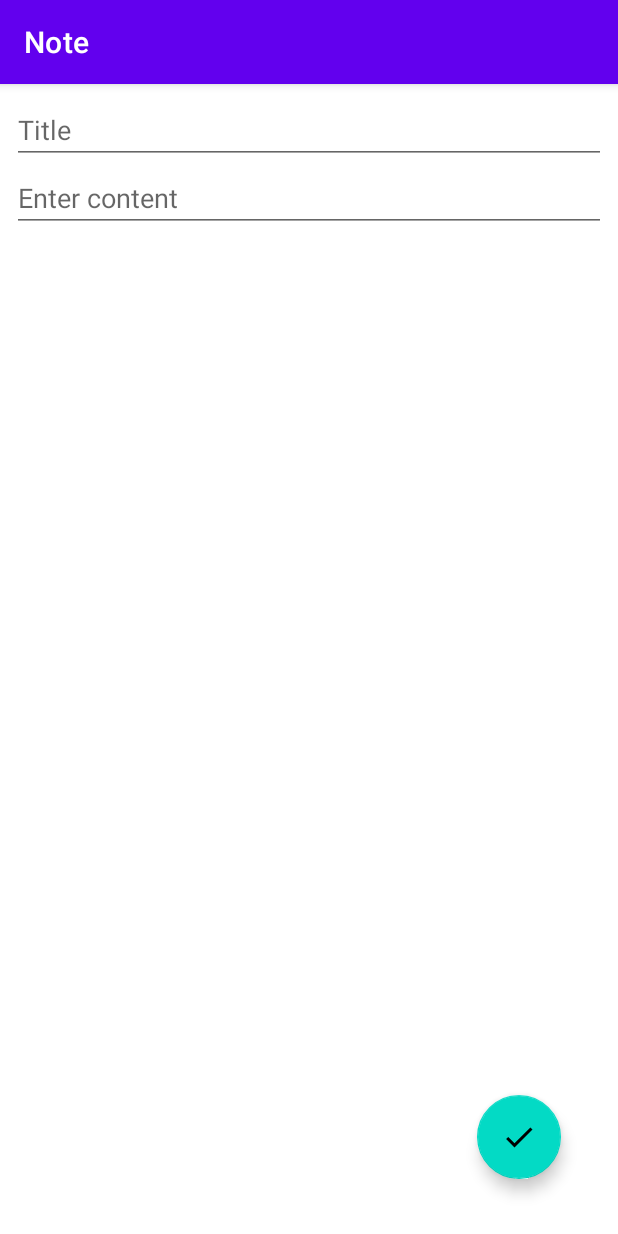
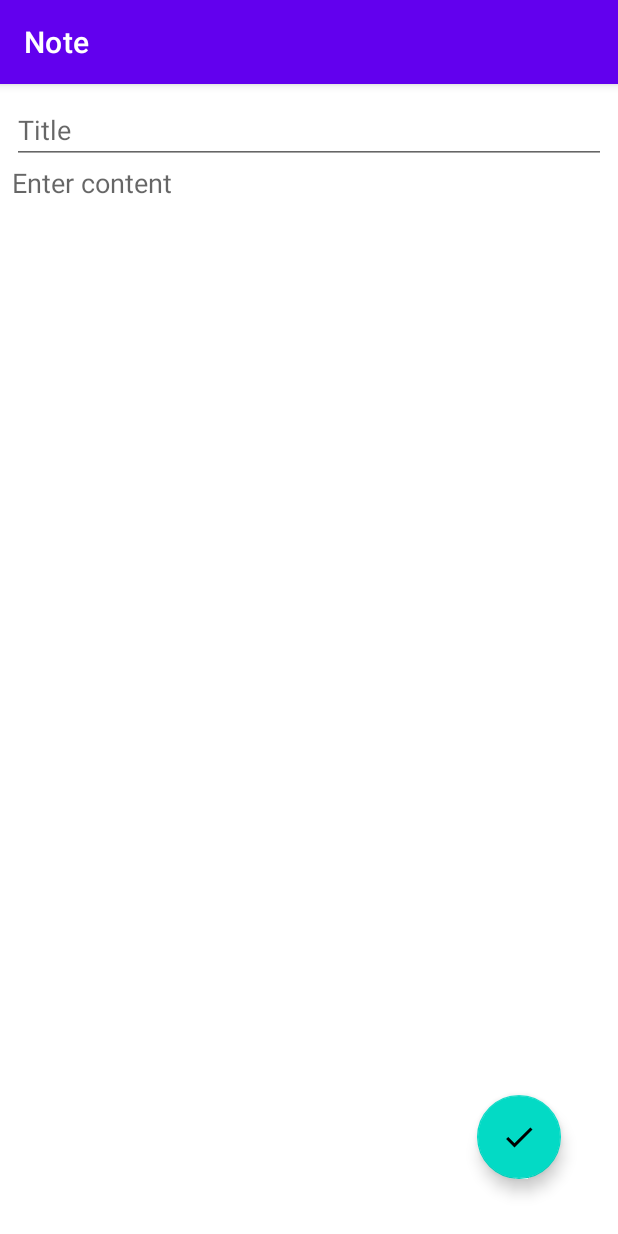
Before and after one commit to TuanTeo/Note, an Android app: the NoteNewItemFragment screen opened through its navigation route, on a phone screen of 412 x 824 dp. Run offline under Robolectric (Android 15) with nearby library versions, the phone set to English and light mode, and no system bars; our stand-ins replace Dagger/Hilt's generated code, data binding.

```diff
--- a/app/src/main/res/layout/note_new_item.xml
+++ b/app/src/main/res/layout/note_new_item.xml
@@ -1,6 +1,7 @@
 <?xml version="1.0" encoding="utf-8"?>
 <layout xmlns:android="http://schemas.android.com/apk/res/android"
     xmlns:app="http://schemas.android.com/apk/res-auto">
+
     <androidx.constraintlayout.widget.ConstraintLayout
         android:padding="8dp"
         android:layout_width="match_parent"
@@ -11,6 +12,7 @@
             android:hint="@string/title"
             android:layout_width="match_parent"
             android:layout_height="wrap_content"
+            android:inputType="textCapSentences"
             app:layout_constraintTop_toTopOf="parent"
             />
 
@@ -19,7 +21,10 @@
             android:hint="@string/enter_content"
             android:layout_width="match_parent"
             android:layout_height="wrap_content"
+            android:inputType="textCapSentences|textMultiLine"
             app:layout_constraintTop_toBottomOf="@+id/note_title"
+            android:background="@null"
+
             />
 
         <com.google.android.material.floatingactionbutton.FloatingActionButton
```
Also changed, not shown: app/src/main/java/dev/tuanteo/note/adapter/NoteListAdapter.kt (+8 -4 lines), app/src/main/res/layout/note_item.xml (+15 -1 lines).
